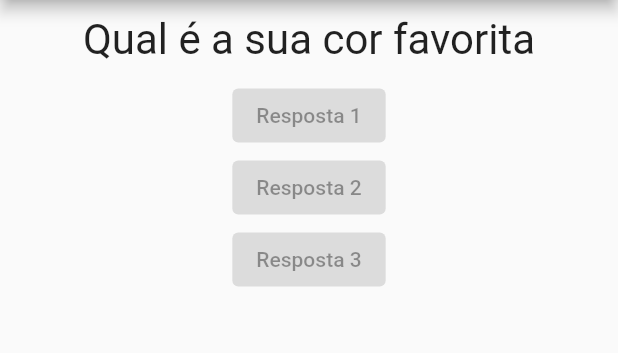
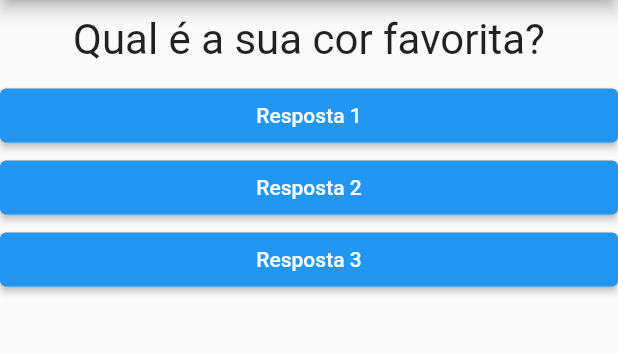
Before and after one commit to JeanCamargoReal/perguntas, a Flutter app: the screen it shows after launch, on a phone screen of 412 x 824 dp, the part 84-437 px from its top. Run offline on Flutter 3.47's test engine with Material 2 defaults, Android fonts, the phone set to English and light mode, and no system bars.

```diff
--- a/lib/main.dart
+++ b/lib/main.dart
@@ -18,15 +18,23 @@ class _PerguntaAppState extends State<PerguntaApp> {
     setState(() {
       _perguntaSelecionada++;
     });
-
-    print(_perguntaSelecionada);
   }
 
   @override
   Widget build(BuildContext context) {
-    final List<String> perguntas = [
-      'Qual é a sua cor favorita',
-      'Qual é o seu animal favorito',
+    final List<Map<String, Object>> perguntas = [
+      {
+        'texto': 'Qual é a sua cor favorita?',
+        'respostas': ['Preto', 'Vermelho', 'Verde', 'Branco'],
+      },
+      {
+        'texto': 'Qual é o seu animal favorito',
+        'respostas': ['Coelho', 'Cobra', 'Elefente', 'Leão'],
+      },
+      {
+        'texto': 'Qual é o seu instrutor favorito',
+        'respostas': ['Jean', 'Karina', 'Jolie', 'João'],
+      },
     ];
 
     return MaterialApp(
@@ -36,10 +44,10 @@ class _PerguntaAppState extends State<PerguntaApp> {
         ),
         body: Column(
           children: <Widget>[
-            Questao(perguntas[_perguntaSelecionada]),
-            const Resposta('Resposta 1'),
-            const Resposta('Resposta 2'),
-            const Resposta('Resposta 3'),
+            Questao(perguntas[_perguntaSelecionada]['texto'].toString()),
+            Resposta('Resposta 1', _responder),
+            Resposta('Resposta 2', _responder),
+            Resposta('Resposta 3', _responder),
           ],
         ),
       ),
--- a/lib/resposta.dart
+++ b/lib/resposta.dart
@@ -3,10 +3,20 @@ import 'package:flutter/material.dart';
 class Resposta extends StatelessWidget {
   final String texto;
 
-  const Resposta(this.texto, {super.key});
+  final void Function() quandoSelecionado;
+
+  const Resposta(this.texto, this.quandoSelecionado, {super.key});
 
   @override
   Widget build(BuildContext context) {
-    return ElevatedButton(onPressed: null, child: Text(texto));
+    return SizedBox(
+      width: double.infinity,
+      child: ElevatedButton(
+        onPressed: quandoSelecionado,
+        style: ElevatedButton.styleFrom(
+            backgroundColor: Colors.blue, foregroundColor: Colors.white),
+        child: Text(texto),
+      ),
+    );
   }
 }
```
